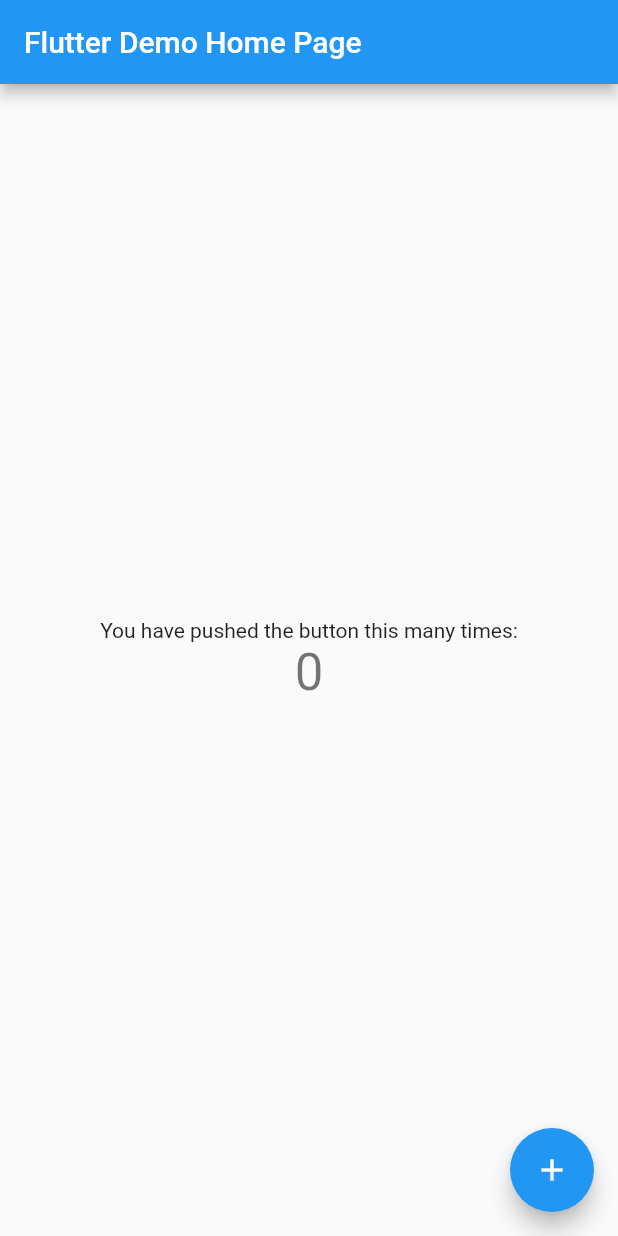
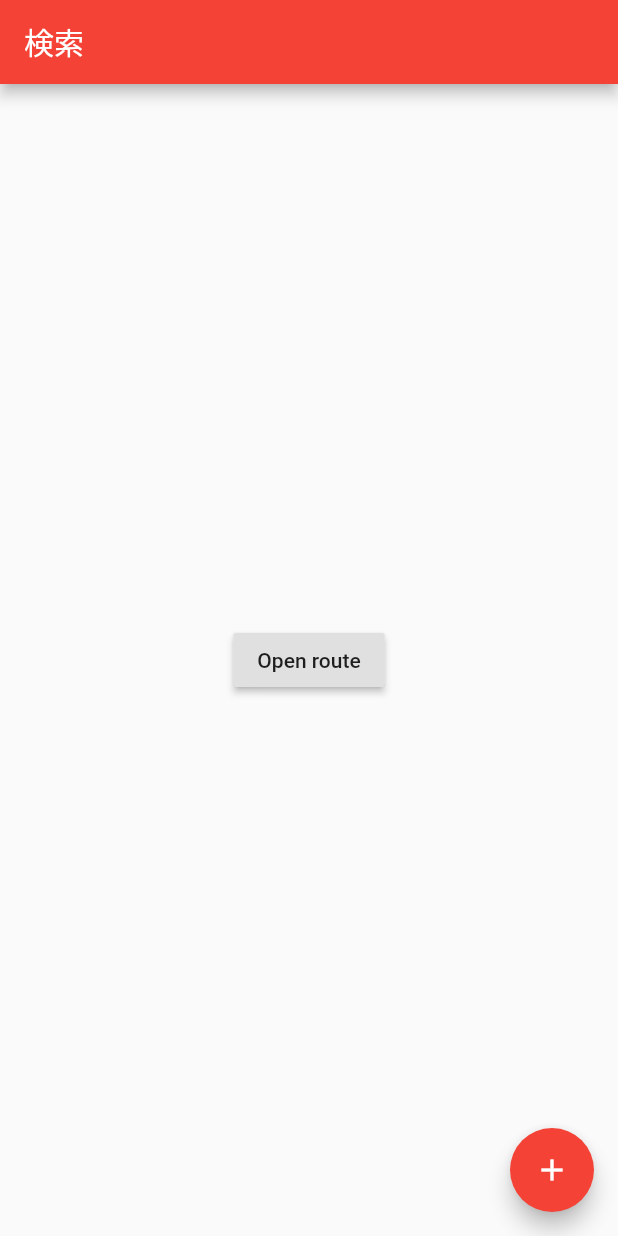
Before and after one commit to wack-hack/sample01, a Flutter app: the screen it shows after launch, on a phone screen of 412 x 824 dp. Run offline on Flutter 3.47's test engine with Material 2 defaults, Android fonts, the phone set to English and light mode, and no system bars.

Commit message:
イベント画面追加

```diff
--- a/lib/main.dart
+++ b/lib/main.dart
@@ -3,40 +3,37 @@ import 'package:flutter/material.dart';
 void main() => runApp(MyApp());
 
 class MyApp extends StatelessWidget {
-  // This widget is the root of your application.
   @override
   Widget build(BuildContext context) {
     return MaterialApp(
       title: 'Flutter Demo',
       theme: ThemeData(
-        // This is the theme of your application.
-        //
-        // Try running your application with "flutter run". You'll see the
-        // application has a blue toolbar. Then, without quitting the app, try
-        // changing the primarySwatch below to Colors.green and then invoke
-        // "hot reload" (press "r" in the console where you ran "flutter run",
-        // or simply save your changes to "hot reload" in a Flutter IDE).
-        // Notice that the counter didn't reset back to zero; the application
-        // is not restarted.
-        primarySwatch: Colors.blue,
+        primarySwatch: Colors.red,
       ),
-      home: MyHomePage(title: 'Flutter Demo Home Page'),
+      home: MyHomePage(title: '検索'),
     );
   }
 }
-
+class SecondRoute extends StatelessWidget {
+  @override
+  Widget build(BuildContext context) {
+    return Scaffold(
+      appBar: AppBar(
+        title: Text("イベント"),
+      ),
+      body: Center(
+        child: RaisedButton(
+          onPressed: () {
+            Navigator.pop(context);
+          },
+          child: Text('Go back!'),
+        ),
+      ),
+    );
+  }
+}
 class MyHomePage extends StatefulWidget {
   MyHomePage({Key key, this.title}) : super(key: key);
-
-  // This widget is the home page of your application. It is stateful, meaning
-  // that it has a State object (defined below) that contains fields that affect
-  // how it looks.
-
-  // This class is the configuration for the state. It holds the values (in this
-  // case the title) provided by the parent (in this case the App widget) and
-  // used by the build method of the State. Fields in a Widget subclass are
-  // always marked "final".
-
   final String title;
 
   @override
@@ -48,64 +45,33 @@ class _MyHomePageState extends State<MyHomePage> {
 
   void _incrementCounter() {
     setState(() {
-      // This call to setState tells the Flutter framework that something has
-      // changed in this State, which causes it to rerun the build method below
-      // so that the display can reflect the updated values. If we changed
-      // _counter without calling setState(), then the build method would not be
-      // called again, and so nothing would appear to happen.
       _counter++;
     });
   }
 
   @override
   Widget build(BuildContext context) {
-    // This method is rerun every time setState is called, for instance as done
-    // by the _incrementCounter method above.
-    //
-    // The Flutter framework has been optimized to make rerunning build methods
-    // fast, so that you can just rebuild anything that needs updating rather
-    // than having to individually change instances of widgets.
     return Scaffold(
       appBar: AppBar(
-        // Here we take the value from the MyHomePage object that was created by
-        // the App.build method, and use it to set our appbar title.
         title: Text(widget.title),
       ),
       body: Center(
-        // Center is a layout widget. It takes a single child and positions it
-        // in the middle of the parent.
-        child: Column(
-          // Column is also layout widget. It takes a list of children and
-          // arranges them vertically. By default, it sizes itself to fit its
-          // children horizontally, and tries to be as tall as its parent.
-          //
-          // Invoke "debug painting" (press "p" in the console, choose the
-          // "Toggle Debug Paint" action from the Flutter Inspector in Android
-          // Studio, or the "Toggle Debug Paint" command in Visual Studio Code)
-          // to see the wireframe for each widget.
-          //
-          // Column has various properties to control how it sizes itself and
-          // how it positions its children. Here we use mainAxisAlignment to
-          // center the children vertically; the main axis here is the vertical
-          // axis because Columns are vertical (the cross axis would be
-          // horizontal).
-          mainAxisAlignment: MainAxisAlignment.center,
-          children: <Widget>[
-            Text(
-              'You have pushed the button this many times:',
-            ),
-            Text(
-              '$_counter',
-              style: Theme.of(context).textTheme.display1,
-            ),
-          ],
+
+        child: RaisedButton(
+          child: Text('Open route'),
+          onPressed: () {
+            Navigator.push(
+              context,
+              MaterialPageRoute(builder: (context) => SecondRoute()),
+            );
+          },
         ),
       ),
       floatingActionButton: FloatingActionButton(
         onPressed: _incrementCounter,
         tooltip: 'Increment',
         child: Icon(Icons.add),
-      ), // This trailing comma makes auto-formatting nicer for build methods.
+      ),
     );
   }
 }
```
Also changed, not shown: 5 other files.
